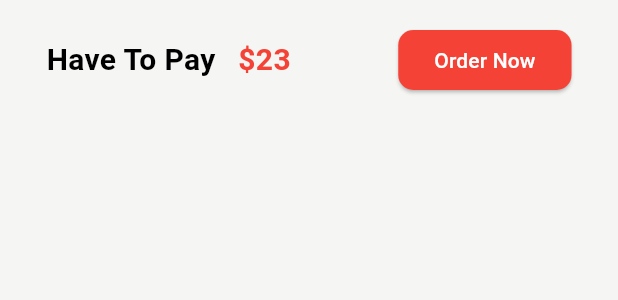
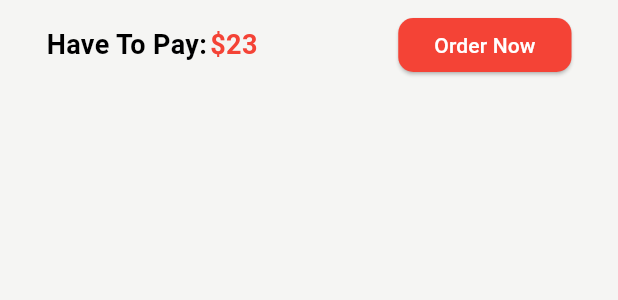
Before and after one commit to ImanAdithya/Flutter-Food-Order-App-UI, a Flutter app: the CartBottomNavBar widget shown alone on an empty page, opened directly, on a phone screen of 412 x 824 dp. Shown: the top 300 px of the screen. Run offline on Flutter 3.47's test engine with Material 3 defaults, Android fonts, the light colour scheme and no system bars; our stand-ins replace flutter_rating_bar.

Commit message:
content updated

```diff
--- a/lib/pages/CartPage.dart
+++ b/lib/pages/CartPage.dart
@@ -23,7 +23,7 @@
 
                   //Order List
                   Padding(
-                    padding: EdgeInsets.only(top: 20, left: 10, bottom: 10),
+                    padding: EdgeInsets.only(top: 10, left: 10, bottom: 10),
                     child: Text(
                       "Order List",
                       style: TextStyle(
@@ -37,7 +37,7 @@
                   carPageItems("drink.png", "Sting", "4"),
 
                   Padding(
-                    padding: EdgeInsets.symmetric(horizontal: 5, vertical: 25),
+                    padding: EdgeInsets.symmetric(horizontal: 5, vertical: 12),
                     child: Container(
                       padding: EdgeInsets.all(25),
                       decoration: BoxDecoration(
@@ -153,7 +153,7 @@
 
   Padding carPageItems(String imagePath, String name, String price) {
     return Padding(
-      padding: EdgeInsets.symmetric(vertical: 9.0),
+      padding: EdgeInsets.symmetric(vertical: 4.0),
       child: Container(
         width: double.infinity,
         height: 100.0,
--- a/lib/widgets/CartBottomNavBar.dart
+++ b/lib/widgets/CartBottomNavBar.dart
@@ -7,6 +7,7 @@
   @override
   Widget build(BuildContext context) {
     return BottomAppBar(
+      height: 60.0,
       color:Color(0xFFF5F5F3),
       child: Container(
         //color: Colors.white,
@@ -17,9 +18,9 @@
           children: [
             Row(
               children: [
-                Text("Have To Pay",style: TextStyle(fontSize: 20,fontWeight: FontWeight.bold,color: Colors.black),),
-                SizedBox(width: 15,),
-                Text("\$23",style: TextStyle(fontSize: 20,fontWeight: FontWeight.bold,color: Colors.red),)
+                Text("Have To Pay:",style: TextStyle(fontSize: 18,fontWeight: FontWeight.bold,color: Colors.black),),
+                SizedBox(width: 2,),
+                Text("\$23",style: TextStyle(fontSize: 18,fontWeight: FontWeight.bold,color: Colors.red),)
               ],
             ),
 
```
